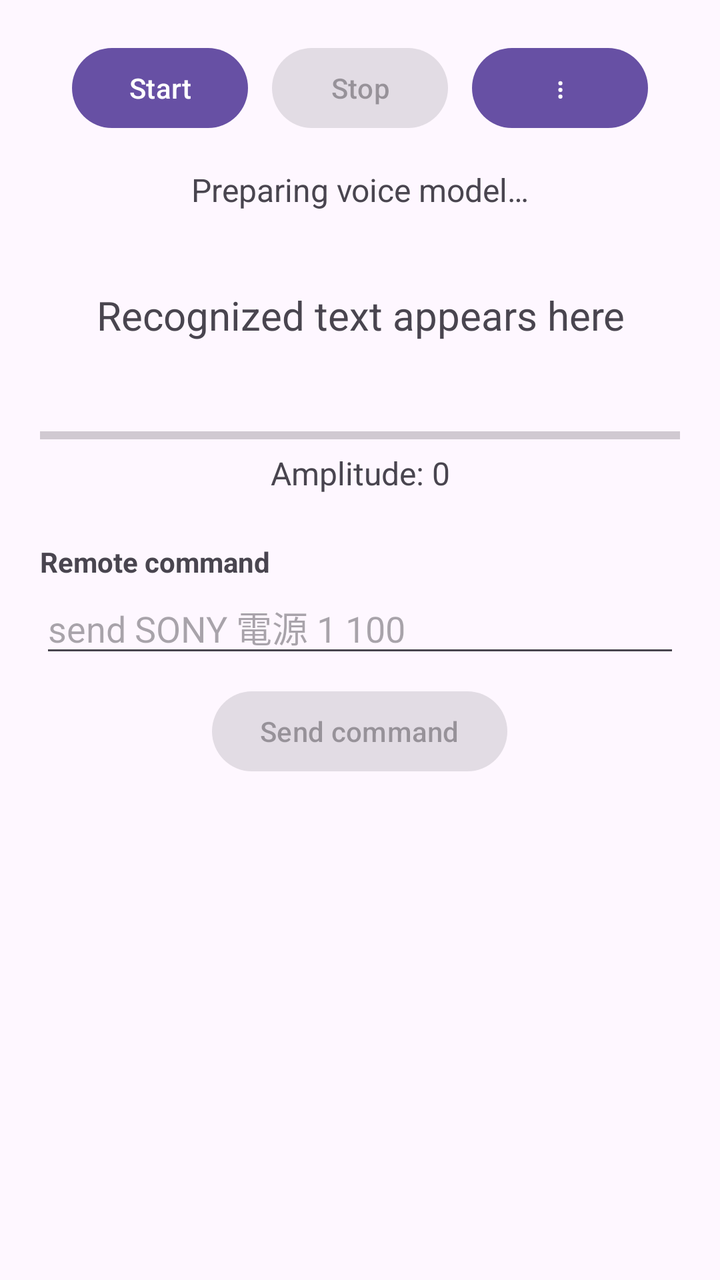
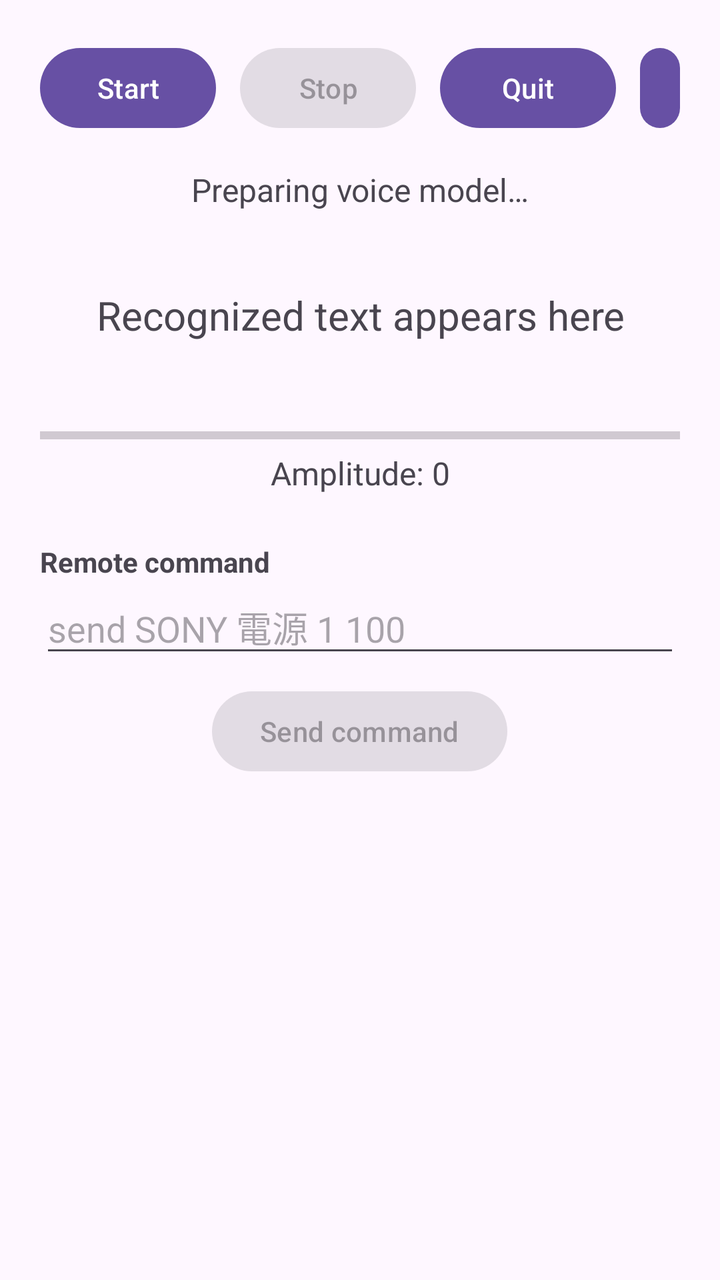

Compare the two renders of this Android layout. The source of the first and the diff that turns it into the second are given below.
<!-- AndroidManifest.xml: application theme Theme.VoiceRemocon -->
<!-- res/layout/fragment_remocon.xml -->
<?xml version="1.0" encoding="utf-8"?>
<ScrollView xmlns:android="http://schemas.android.com/apk/res/android"
    android:layout_width="match_parent"
    android:layout_height="match_parent"
    android:fillViewport="true">
    <LinearLayout
        android:layout_width="match_parent"
        android:layout_height="wrap_content"
        android:orientation="vertical"
        android:padding="20dp">
        <LinearLayout
            android:layout_width="match_parent"
            android:layout_height="wrap_content"
            android:gravity="center"
            android:orientation="horizontal">
            <Button
                android:id="@+id/start_remocon_button"
                android:layout_width="wrap_content"
                android:layout_height="wrap_content"
                android:text="@string/remocon_start" />
            <Button
                android:id="@+id/stop_remocon_button"
                android:layout_width="wrap_content"
                android:layout_height="wrap_content"
                android:layout_marginStart="12dp"
                android:enabled="false"
                android:text="@string/remocon_stop" />
            <Button
                android:id="@+id/remocon_settings_button"
                android:layout_width="wrap_content"
                android:layout_height="wrap_content"
                android:layout_marginStart="12dp"
                android:contentDescription="@string/remocon_settings"
                android:text="⋮" />
        </LinearLayout>
        <TextView
            android:id="@+id/remocon_status_text"
            android:layout_width="match_parent"
            android:layout_height="wrap_content"
            android:layout_marginTop="16dp"
            android:gravity="center"
            android:text="@string/remocon_model_loading"
            android:textSize="16sp" />
        <TextView
            android:id="@+id/remocon_result_text"
            android:layout_width="match_parent"
            android:layout_height="wrap_content"
            android:layout_marginTop="20dp"
            android:gravity="center"
            android:minHeight="64dp"
            android:text="@string/remocon_result_placeholder"
            android:textSize="20sp" />
        <ProgressBar
            android:id="@+id/remocon_audio_level"
            style="?android:attr/progressBarStyleHorizontal"
            android:layout_width="match_parent"
            android:layout_height="wrap_content"
            android:layout_marginTop="20dp"
            android:max="32767" />
        <TextView
            android:id="@+id/remocon_amplitude_text"
            android:layout_width="match_parent"
            android:layout_height="wrap_content"
            android:gravity="center"
            android:text="@string/amplitude_zero"
            android:textSize="16sp" />
        <TextView
            android:layout_width="match_parent"
            android:layout_height="wrap_content"
            android:layout_marginTop="24dp"
            android:text="@string/remocon_command_label"
            android:textStyle="bold" />
        <EditText
            android:id="@+id/remocon_command_input"
            android:layout_width="match_parent"
            android:layout_height="wrap_content"
            android:hint="@string/remocon_command_hint"
            android:inputType="text"
            android:singleLine="true" />
        <Button
            android:id="@+id/remocon_send_button"
            android:layout_width="wrap_content"
            android:layout_height="wrap_content"
            android:layout_gravity="center_horizontal"
            android:layout_marginTop="8dp"
            android:enabled="false"
            android:text="@string/remocon_send" />
    </LinearLayout>
</ScrollView>
<!-- resources referenced by this layout -->
<resources>
  <string name="amplitude_zero">Amplitude: 0</string>
  <string name="remocon_command_hint">send SONY 電源 1 100</string>
  <string name="remocon_command_label">Remote command</string>
  <string name="remocon_model_loading">Preparing voice model…</string>
  <string name="remocon_result_placeholder">Recognized text appears here</string>
  <string name="remocon_send">Send command</string>
  <string name="remocon_settings">Remote settings</string>
  <string name="remocon_start">Start</string>
  <string name="remocon_stop">Stop</string>
  <style name="Theme.VoiceRemocon" parent="Base.Theme.VoiceRemocon" />
  <style name="Base.Theme.VoiceRemocon" parent="Theme.Material3.DayNight.NoActionBar">
      
      
    </style>
</resources>

<!-- the commit's change to res/layout/fragment_remocon.xml (unified diff, before → after) -->
@@ -25,6 +25,12 @@
                 android:layout_marginStart="12dp"
                 android:enabled="false"
                 android:text="@string/remocon_stop" />
+            <Button
+                android:id="@+id/quit_remocon_button"
+                android:layout_width="wrap_content"
+                android:layout_height="wrap_content"
+                android:layout_marginStart="12dp"
+                android:text="@string/remocon_quit" />
             <Button
                 android:id="@+id/remocon_settings_button"
                 android:layout_width="wrap_content"
<!-- resource entries referenced after the edit -->
@@ -4,6 +4,7 @@
   <string name="remocon_command_hint">send SONY 電源 1 100</string>
   <string name="remocon_command_label">Remote command</string>
   <string name="remocon_model_loading">Preparing voice model…</string>
+  <string name="remocon_quit">Quit</string>
   <string name="remocon_result_placeholder">Recognized text appears here</string>
   <string name="remocon_send">Send command</string>
   <string name="remocon_settings">Remote settings</string>
